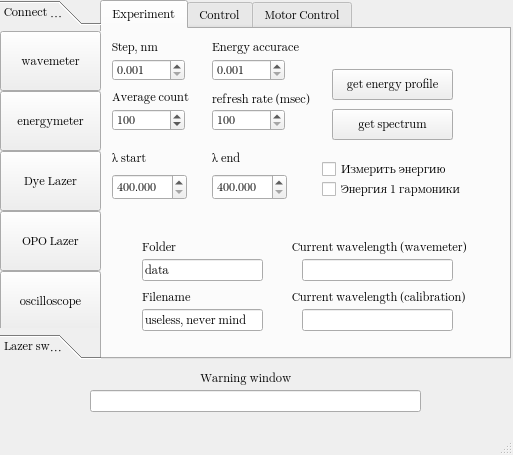
ethylking/LAZERUI, file gui_window.ui: the form before one commit.
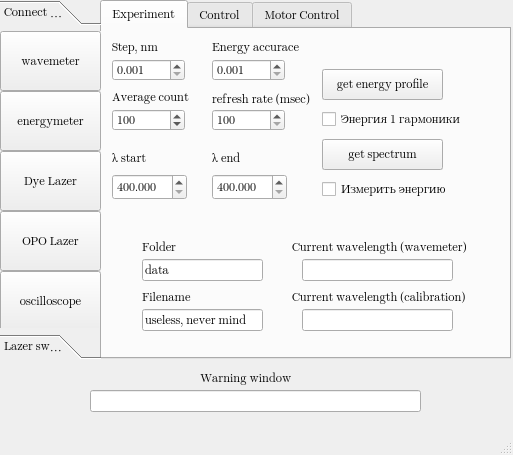
The form after the commit.

Commit message: add functional to interface

Diff of the .ui file:
```diff
--- a/gui_window.ui
+++ b/gui_window.ui
@@ -242,7 +242,7 @@
       </property>
       <property name="geometry">
        <rect>
-        <x>230</x>
+        <x>220</x>
         <y>40</y>
         <width>121</width>
         <height>31</height>
@@ -261,8 +261,8 @@
       </property>
       <property name="geometry">
        <rect>
-        <x>230</x>
-        <y>80</y>
+        <x>220</x>
+        <y>110</y>
         <width>121</width>
         <height>31</height>
        </rect>
@@ -278,7 +278,7 @@
       <property name="geometry">
        <rect>
         <x>220</x>
-        <y>130</y>
+        <y>150</y>
         <width>131</width>
         <height>20</height>
        </rect>
@@ -401,7 +401,7 @@
       <property name="geometry">
        <rect>
         <x>220</x>
-        <y>150</y>
+        <y>80</y>
         <width>141</width>
         <height>20</height>
        </rect>
```
The commit also changes 2 other files.
